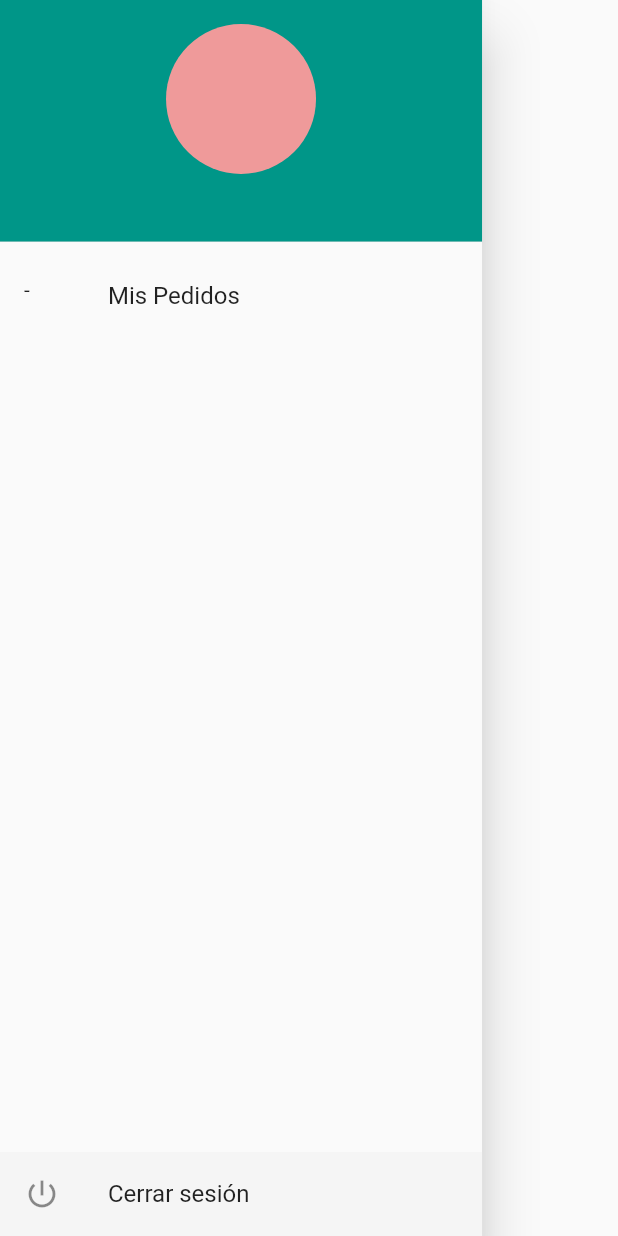
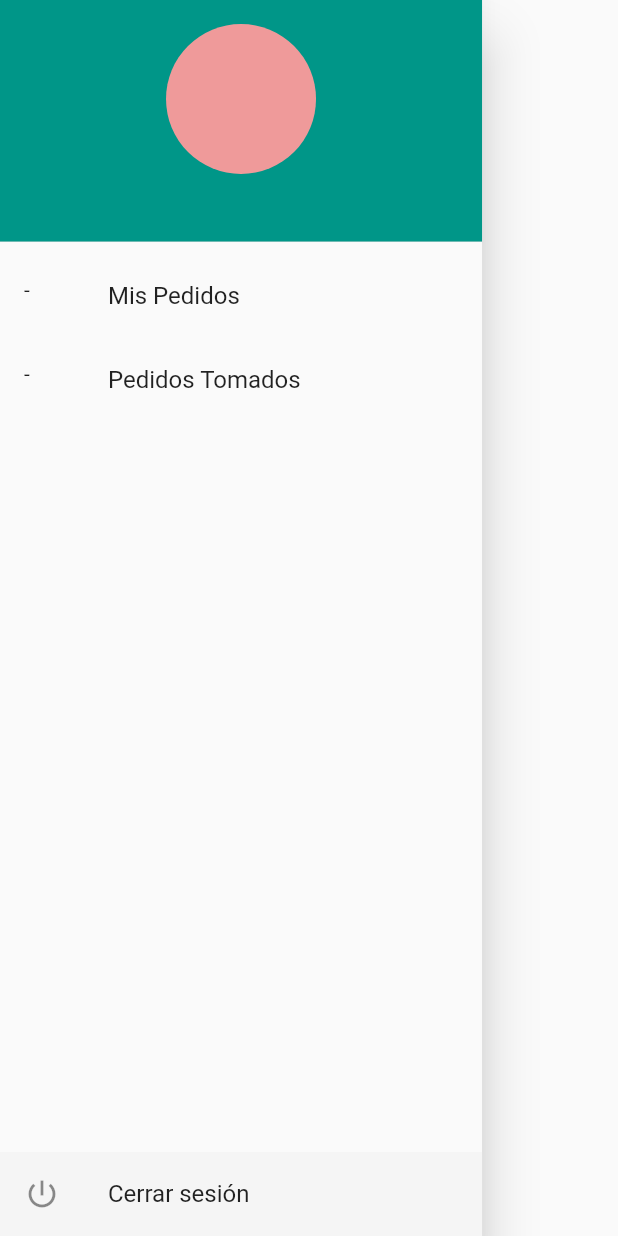
Before and after one commit to Florencia-97/Flutter-Dart-App, a Flutter app: the DrawerWafi widget shown alone on an empty page, opened directly, on a phone screen of 412 x 824 dp. Run offline on Flutter 3.47's test engine with Material 2 defaults, Android fonts, the phone set to English and light mode, and no system bars; our stand-ins replace firebase_auth, firebase_database, firebase_messaging, flutter_local_notifications, flutter_spinkit; accounts and stored records are empty.

Commit message:
Adding list of orders that i take

```diff
--- a/wafi/lib/extras/wafi_drawer.dart
+++ b/wafi/lib/extras/wafi_drawer.dart
@@ -1,10 +1,10 @@
 import 'package:firebase_database/firebase_database.dart';
 import 'package:flutter/material.dart';
 import 'package:wafi/extras/order_item.dart';
-import 'package:flutter_spinkit/flutter_spinkit.dart';
 import 'package:wafi/login/authentification.dart';
 import 'package:wafi/db/data_base_controller.dart';
 import 'package:wafi/pages/my_orders_page.dart';
+import 'package:wafi/pages/my_taken_orders_page.dart';
 
 class DrawerWafi extends StatefulWidget {
   DrawerWafi({this.onLoggedOut});
@@ -63,6 +63,16 @@ class _DrawerWafi extends State<DrawerWafi> {
     });
   }
 
+  Future<Stream<List<RequestedOrder>>> _getOrdersTaken() {
+    return widget.auth.getCurrentUser().then((user) {
+      return widget.db.getRequestedOrdersStream()
+          .map((requestedOrders) => requestedOrders
+          .where((ro) => ro.status == OrderStatuses.Taken)
+          .where((ro) => ro.requesterUserId == user.uid)
+          .toList());
+    });
+  }
+
   Column _buildDrawerHeader() {
     return Column(
       children: <Widget>[
@@ -84,13 +94,82 @@ class _DrawerWafi extends State<DrawerWafi> {
     );
   }
 
-  ListTile _listDrawerTile(String leading, String title){
+  // Refactor, use only one function!
+  ListTile _listDrawerTileOrders(String leading, String title){
     return ListTile(
       leading: Text(leading),
       title: Text(title),
       onTap: () {
         Navigator.push(context, MaterialPageRoute(
           builder: (context) => MyOrders(_userId)));
+      },
+    );
+  }
+
+  ListTile _listDrawerTileTaken(String leading, String title){
+    return ListTile(
+      leading: Text(leading),
+      title: Text(title),
+      onTap: () {
+        Navigator.push(context, MaterialPageRoute(
+          builder: (context) => MyTakenOrders(_userId)));
+      },
+    );
+  }
+
+  //Refactor join functions!!!
+  FutureBuilder _myOrdersTaken(){
+    return FutureBuilder(
+      future: _getOrdersTaken(),
+      builder: (contex, snapshotFuture) {
+        if (snapshotFuture.hasData) {
+            Stream<List<RequestedOrder>> requestedOdersS = snapshotFuture.data;
+            return StreamBuilder(
+              stream: requestedOdersS,
+              builder: (context, snapshotStream) {
+              if (snapshotStream.hasData) {
+                List<RequestedOrder> requestedOrders = snapshotStream.data;
+                  return _listDrawerTileTaken(requestedOrders.length.toString(), 'Pedidos Tomados');
+              }
+                  return _listDrawerTileTaken('-', 'Pedidos Tomados');
+              }
+            );
+        } else {
+            return ListTile(
+              leading: Text(
+                0.toString()),
+                title: Text('Pedidos Tomados'),
+                onTap: null,
+                );
+          }
+      },
+    );
+  }
+
+  FutureBuilder _myOrders(){
+    return FutureBuilder(
+      future: _getRequestedOrders(),
+      builder: (contex, snapshotFuture) {
+        if (snapshotFuture.hasData) {
+            Stream<List<RequestedOrder>> requestedOdersS = snapshotFuture.data;
+            return StreamBuilder(
+              stream: requestedOdersS,
+              builder: (context, snapshotStream) {
+              if (snapshotStream.hasData) {
+                List<RequestedOrder> requestedOrders = snapshotStream.data;
+                  return _listDrawerTileOrders(requestedOrders.length.toString(), 'Mis Pedidos');
+              }
+                  return _listDrawerTileOrders('-', 'Mis Pedidos');
+              }
+            );
+        } else {
+            return ListTile(
+              leading: Text(
+                0.toString()),
+                title: Text('Mis Pedidos'),
+                onTap: null,
+                );
+          }
       },
     );
   }
@@ -111,33 +190,8 @@ class _DrawerWafi extends State<DrawerWafi> {
                       color: Colors.teal
                   ),
                 ),
-                FutureBuilder(
-                  future: _getRequestedOrders(),
-                  builder: (context, snapshotFuture) {
-
-                    if (snapshotFuture.hasData) {
-                      Stream<List<RequestedOrder>> requestedOdersS = snapshotFuture.data;
-
-                      return StreamBuilder(
-                          stream: requestedOdersS,
-                          builder: (context, snapshotStream) {
-                            if (snapshotStream.hasData) {
-                              List<RequestedOrder> requestedOrders = snapshotStream.data;
-                              return _listDrawerTile(requestedOrders.length.toString(), 'Mis Pedidos');
-                            }
-                            return _listDrawerTile('-', 'Mis Pedidos');
-                          }
-                      );
-                    } else {
-                      return ListTile(
-                        leading: Text(
-                            0.toString()),
-                        title: Text('Mis Pedidos'),
-                        onTap: null,
-                      );
-                    }
-                  },
-                ),
+                _myOrders(),
+                _myOrdersTaken(),
                 ]
               ),
             ),
```
Also changed, not shown: wafi/lib/extras/taken_list.dart (added, +99 -0 lines), wafi/lib/pages/my_taken_orders_page.dart (added, +26 -0 lines).
